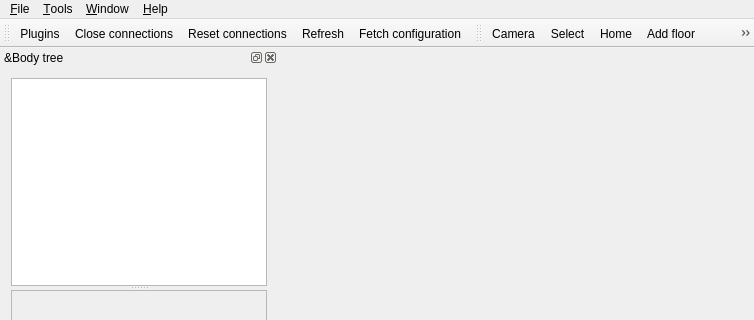
This is include/gepetto/gui/ui/mainwindow.ui in Gepetto/gepetto-viewer-corba as Qt 5 draws it before an edit; both pictures show x 0 to 754 and y 0 to 320 of the 754 by 728 pixel window. The edited form follows.
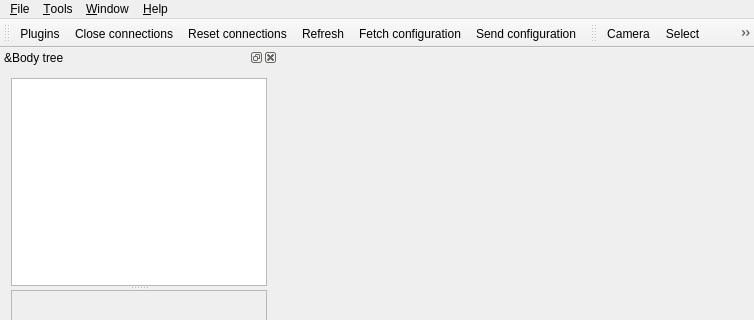
This is the edited form. Icons and pictures are not drawn. Custom widgets are drawn as their Qt base class.

Commit message: Update usage of action to fetch and send configuration.

Diff of the .ui file:
```diff
--- a/include/gepetto/gui/ui/mainwindow.ui
+++ b/include/gepetto/gui/ui/mainwindow.ui
@@ -105,6 +105,7 @@
    <addaction name="actionReconnect"/>
    <addaction name="actionRefresh"/>
    <addaction name="actionFetch_configuration"/>
+   <addaction name="actionSend_configuration"/>
   </widget>
   <widget class="QStatusBar" name="statusBar"/>
   <widget class="QDockWidget" name="dockWidget_bodyTree">
@@ -419,6 +420,16 @@
     <string>Fetch configuration</string>
    </property>
   </action>
+  <action name="actionSend_configuration">
+   <property name="icon">
+    <iconset theme="mail-send">
+     <normaloff/>
+    </iconset>
+   </property>
+   <property name="text">
+    <string>Send configuration</string>
+   </property>
+  </action>
   <action name="actionChange_shortcut">
    <property name="text">
     <string>Change &amp;shortcut</string>
```
The commit also changes 1 other file.
